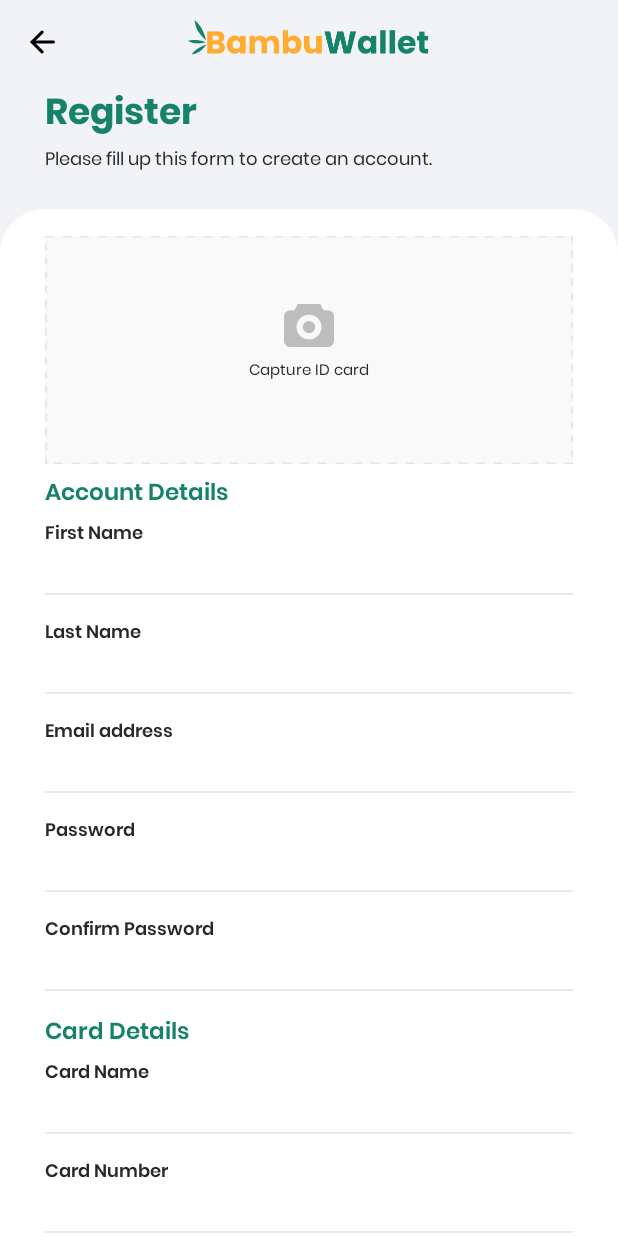
After one commit to mikeds/UM20004-bpayclient, an Android app: the RegisterActivity screen opened directly, with no data from a screen before it, on a phone screen of 412 x 824 dp. The commit adds this screen. Run offline under Robolectric (Android 15) with nearby library versions, the phone set to English and light mode, and no system bars.

Commit message:
Added Register Screen UI

```diff
--- a/bambupay/src/main/AndroidManifest.xml
+++ b/bambupay/src/main/AndroidManifest.xml
@@ -22,6 +22,11 @@
             </intent-filter>
         </activity>
         <activity
+            android:name=".ui.activity.RegisterActivity"
+            android:screenOrientation="portrait"
+            android:theme="@style/AppTheme.NoActionBar"
+            android:windowSoftInputMode="adjustResize" />
+        <activity
             android:name=".MainActivity"
             android:screenOrientation="portrait"
             android:theme="@style/AppTheme.NoActionBar" />
--- a/bambupay/src/main/java/com/uxi/bambupay/ui/activity/LoginActivity.kt
+++ b/bambupay/src/main/java/com/uxi/bambupay/ui/activity/LoginActivity.kt
@@ -15,6 +15,12 @@
             val intent = Intent(this, MainActivity::class.java)
             startActivity(intent)
         }
+
+        btn_register.setOnClickListener {
+            val intent = Intent(this, RegisterActivity::class.java)
+            startActivity(intent)
+            overridePendingTransition(R.anim.from_right_in, R.anim.from_left_out)
+        }
     }
 
     override fun getLayoutId() = R.layout.activity_login
--- /dev/null
+++ b/bambupay/src/main/java/com/uxi/bambupay/ui/activity/RegisterActivity.kt
@@ -0,0 +1,43 @@
+package com.uxi.bambupay.ui.activity
+
+import android.os.Bundle
+import android.view.MenuItem
+import com.uxi.bambupay.R
+import kotlinx.android.synthetic.main.activity_register.*
+
+class RegisterActivity : BaseActivity() {
+    override fun onCreate(savedInstanceState: Bundle?) {
+        super.onCreate(savedInstanceState)
+        setContentView(R.layout.activity_register)
+        setupToolbar()
+    }
+
+    override fun getLayoutId() = R.layout.activity_register
+
+    override fun finish() {
+        super.finish()
+        overridePendingTransition(R.anim.from_left_in, R.anim.from_right_out)
+    }
+
+    override fun onBackPressed() {
+        finish()
+    }
+
+    override fun onOptionsItemSelected(item: MenuItem): Boolean {
+        when (item?.itemId) {
+            android.R.id.home -> {
+                onBackPressed()
+                return true
+            }
+        }
+        return super.onOptionsItemSelected(item)
+    }
+
+    private fun setupToolbar() {
+        setSupportActionBar(toolbar)
+        supportActionBar?.setDisplayHomeAsUpEnabled(true)
+        supportActionBar?.setDisplayShowTitleEnabled(false)
+        supportActionBar?.setHomeAsUpIndicator(R.drawable.ic_back)
+    }
+
+}
--- /dev/null
+++ b/bambupay/src/main/res/drawable/ic_camera.xml
@@ -0,0 +1,12 @@
+<vector xmlns:android="http://schemas.android.com/apk/res/android"
+    android:width="33dp"
+    android:height="28.876dp"
+    android:viewportWidth="33"
+    android:viewportHeight="28.876">
+  <path
+      android:pathData="M19.412,12.552a4.125,4.125 0,1 1,-5.834 0,4.125 4.125,0 0,1 5.834,0"
+      android:fillColor="#bdbdbd"/>
+  <path
+      android:pathData="M28.875,4.125h-2.85l-2.064,-4.125L9.037,0L6.975,4.127l-2.846,0.005A4.132,4.132 0,0 0,0.011 8.255L0,24.75A4.13,4.13 0,0 0,4.125 28.878h24.75A4.129,4.129 0,0 0,33 24.751v-16.5A4.129,4.129 0,0 0,28.875 4.125ZM16.5,23.719a8.25,8.25 0,1 1,8.25 -8.25A8.26,8.26 0,0 1,16.5 23.719Z"
+      android:fillColor="#bdbdbd"/>
+</vector>
--- /dev/null
+++ b/bambupay/src/main/res/layout/activity_register.xml
@@ -0,0 +1,27 @@
+<?xml version="1.0" encoding="utf-8"?>
+<LinearLayout xmlns:android="http://schemas.android.com/apk/res/android"
+    xmlns:app="http://schemas.android.com/apk/res-auto"
+    xmlns:tools="http://schemas.android.com/tools"
+    android:layout_width="match_parent"
+    android:layout_height="match_parent"
+    android:background="@color/light_grey"
+    android:orientation="vertical"
+    tools:context=".ui.activity.RegisterActivity">
+
+    <androidx.appcompat.widget.Toolbar
+        android:id="@+id/toolbar"
+        android:layout_width="match_parent"
+        android:layout_height="?attr/actionBarSize"
+        app:popupTheme="@style/AppTheme.PopupOverlay">
+
+        <ImageView
+            android:layout_width="wrap_content"
+            android:layout_height="wrap_content"
+            android:layout_gravity="center"
+            android:src="@drawable/ic_home_bambupay" />
+
+    </androidx.appcompat.widget.Toolbar>
+
+    <include layout="@layout/content_register" />
+
+</LinearLayout>
--- /dev/null
+++ b/bambupay/src/main/res/layout/content_register.xml
@@ -0,0 +1,272 @@
+<?xml version="1.0" encoding="utf-8"?>
+<androidx.core.widget.NestedScrollView xmlns:android="http://schemas.android.com/apk/res/android"
+    xmlns:app="http://schemas.android.com/apk/res-auto"
+    xmlns:tools="http://schemas.android.com/tools"
+    android:layout_width="match_parent"
+    android:layout_height="match_parent"
+    android:fillViewport="true"
+    app:layout_behavior="@string/appbar_scrolling_view_behavior"
+    tools:context=".ui.activity.RegisterActivity"
+    tools:showIn="@layout/activity_register">
+
+    <LinearLayout
+        android:layout_width="match_parent"
+        android:layout_height="match_parent"
+        android:orientation="vertical">
+
+        <LinearLayout
+            android:layout_width="wrap_content"
+            android:layout_height="wrap_content"
+            android:layout_marginStart="30dp"
+            android:orientation="vertical">
+
+            <TextView
+                style="@style/TextViewSmallTitle.Bold"
+                android:layout_width="wrap_content"
+                android:layout_height="wrap_content"
+                android:text="@string/register"
+                android:textColor="@color/green" />
+
+            <TextView
+                style="@style/TextViewSmall"
+                android:layout_width="wrap_content"
+                android:layout_height="wrap_content"
+                android:text="@string/register_details"
+                android:textColor="@color/black" />
+
+        </LinearLayout>
+
+        <LinearLayout
+            android:layout_width="match_parent"
+            android:layout_height="match_parent"
+            android:layout_marginTop="25dp"
+            android:background="@drawable/bg_rounded_top_white"
+            android:orientation="vertical">
+
+            <RelativeLayout
+                android:layout_width="match_parent"
+                android:layout_height="160dp">
+
+                <ImageView
+                    android:layout_width="match_parent"
+                    android:layout_height="match_parent"
+                    android:layout_marginTop="@dimen/activity_horizontal_margin"
+                    android:adjustViewBounds="true"
+                    android:scaleType="fitXY"
+                    android:src="@drawable/bg_img_preview" />
+
+                <TextView
+                    style="@style/TextViewTiny.Regular"
+                    android:layout_width="wrap_content"
+                    android:layout_height="wrap_content"
+                    android:layout_centerInParent="true"
+                    android:drawableTop="@drawable/ic_camera"
+                    android:text="@string/capture_id" />
+
+            </RelativeLayout>
+
+            <TextView
+                style="@style/TextViewSmallBody"
+                android:layout_width="wrap_content"
+                android:layout_height="wrap_content"
+                android:layout_marginTop="@dimen/activity_horizontal_margin"
+                android:text="@string/account_details"
+                android:textColor="@color/green" />
+
+            <TextView
+                style="@style/TextViewSmall.SemiBold"
+                android:layout_width="wrap_content"
+                android:layout_height="wrap_content"
+                android:layout_marginTop="@dimen/activity_horizontal_margin"
+                android:text="@string/fname" />
+
+            <EditText
+                style="@style/EditTextViewSmall.Regular2"
+                android:layout_width="match_parent"
+                android:layout_height="wrap_content"
+                android:inputType="textCapWords" />
+
+            <TextView
+                style="@style/TextViewSmall.SemiBold"
+                android:layout_width="wrap_content"
+                android:layout_height="wrap_content"
+                android:layout_marginTop="@dimen/activity_horizontal_margin"
+                android:text="@string/lname" />
+
+            <EditText
+                style="@style/EditTextViewSmall.Regular2"
+                android:layout_width="match_parent"
+                android:layout_height="wrap_content"
+                android:inputType="textCapWords" />
+
+            <TextView
+                style="@style/TextViewSmall.SemiBold"
+                android:layout_width="wrap_content"
+                android:layout_height="wrap_content"
+                android:layout_marginTop="@dimen/activity_horizontal_margin"
+                android:text="@string/email" />
+
+            <EditText
+                style="@style/EditTextViewSmall.Regular2"
+                android:layout_width="match_parent"
+                android:layout_height="wrap_content"
+                android:inputType="textEmailAddress" />
+
+            <TextView
+                style="@style/TextViewSmall.SemiBold"
+                android:layout_width="wrap_content"
+                android:layout_height="wrap_content"
+                android:layout_marginTop="@dimen/activity_horizontal_margin"
+                android:text="@string/password" />
+
+            <EditText
+                style="@style/EditTextViewSmall.Regular2"
+                android:layout_width="match_parent"
+                android:layout_height="wrap_content"
+                android:inputType="textPassword" />
+
+            <TextView
+                style="@style/TextViewSmall.SemiBold"
+                android:layout_width="wrap_content"
+                android:layout_height="wrap_content"
+                android:layout_marginTop="@dimen/activity_horizontal_margin"
+                android:text="@string/confirm_password" />
+
+            <EditText
+                style="@style/EditTextViewSmall.Regular2"
+                android:layout_width="match_parent"
+                android:layout_height="wrap_content"
+                android:inputType="textPassword" />
+
+            <TextView
+                style="@style/TextViewSmallBody"
+                android:layout_width="wrap_content"
+                android:layout_height="wrap_content"
+                android:layout_marginTop="@dimen/activity_horizontal_margin"
+                android:text="@string/card_details"
+                android:textColor="@color/green" />
+
+            <TextView
+                style="@style/TextViewSmall.SemiBold"
+                android:layout_width="wrap_content"
+                android:layout_height="wrap_content"
+                android:layout_marginTop="@dimen/activity_horizontal_margin"
+                android:text="@string/card_name" />
+
+            <EditText
+                style="@style/EditTextViewSmall.Regular2"
+                android:layout_width="match_parent"
+                android:layout_height="wrap_content"
+                android:inputType="number" />
+
+            <TextView
+                style="@style/TextViewSmall.SemiBold"
+                android:layout_width="wrap_content"
+                android:layout_height="wrap_content"
+                android:layout_marginTop="@dimen/activity_horizontal_margin"
+                android:text="@string/card_number" />
+
+            <EditText
+                style="@style/EditTextViewSmall.Regular2"
+                android:layout_width="match_parent"
+                android:layout_height="wrap_content"
+                android:inputType="number" />
+
+            <LinearLayout
+                android:layout_width="match_parent"
+                android:layout_height="wrap_content"
+                android:orientation="horizontal"
+                android:weightSum="2">
+
+                <LinearLayout
+                    android:layout_width="0dp"
+                    android:layout_height="match_parent"
+                    android:layout_marginEnd="10dp"
+                    android:layout_weight="1"
+                    android:orientation="vertical">
+
+                    <TextView
+                        style="@style/TextViewSmall.SemiBold"
+                        android:layout_width="wrap_content"
+                        android:layout_height="wrap_content"
+                        android:layout_marginTop="@dimen/activity_horizontal_margin"
+                        android:text="@string/card_expiry_date" />
+
+                    <EditText
+                        style="@style/EditTextViewSmall.Regular2"
+                        android:layout_width="match_parent"
+                        android:layout_height="wrap_content"
+                        android:hint="MM/YY"
+                        android:inputType="phone"
+                        android:maxLength="5" />
+
+                </LinearLayout>
+
+                <LinearLayout
+                    android:layout_width="0dp"
+                    android:layout_height="match_parent"
+                    android:layout_marginStart="10dp"
+                    android:layout_weight="1"
+                    android:orientation="vertical">
+
+                    <TextView
+                        style="@style/TextViewSmall.SemiBold"
+                        android:layout_width="wrap_content"
+                        android:layout_height="wrap_content"
+                        android:layout_marginTop="@dimen/activity_horizontal_margin"
+                        android:text="@string/card_cvv" />
+
+                    <EditText
+                        style="@style/EditTextViewSmall.Regular2"
+                        android:layout_width="match_parent"
+                        android:layout_height="wrap_content"
+                        android:hint="123"
+                        android:inputType="numberPassword"
+                        android:maxLength="4" />
+
+                </LinearLayout>
+
+            </LinearLayout>
+
+            <CheckBox
+                android:layout_marginTop="@dimen/activity_horizontal_margin"
+                style="@style/TextViewSmall.Regular2"
+                android:paddingStart="10dp"
+                android:layout_marginStart="-6dp"
+                android:layout_width="match_parent"
+                android:layout_height="wrap_content"
+                android:buttonTint="@color/green"
+                android:text="@string/agreement"
+                android:textColor="@color/black" />
+
+            <Button
+                android:id="@+id/btn_register"
+                style="@style/TextViewSmallBody.Bold"
+                android:layout_width="match_parent"
+                android:layout_height="wrap_content"
+                android:layout_marginTop="30dp"
+                android:background="@drawable/bg_rounded_green"
+                android:text="@string/register"
+                android:textAllCaps="false"
+                android:textColor="@android:color/white" />
+
+            <Button
+                android:id="@+id/btn_disclaimer"
+                style="@style/TextViewSmallBody.Bold"
+                android:layout_width="match_parent"
+                android:layout_height="wrap_content"
+                android:layout_marginTop="@dimen/activity_horizontal_margin"
+                android:background="@drawable/bg_rounded_white_border_green"
+                android:text="@string/disclaimer"
+                android:textAllCaps="false"
+                android:textColor="@color/green" />
+
+            <View
+                android:layout_width="match_parent"
+                android:layout_height="50dp" />
+
+        </LinearLayout>
+
+    </LinearLayout>
+
+</androidx.core.widget.NestedScrollView>
--- a/bambupay/src/main/res/values/strings.xml
+++ b/bambupay/src/main/res/values/strings.xml
@@ -23,8 +23,21 @@
     <string name="sign_in_details">Sign in to access\nyour account</string>
     <string name="email">Email address</string>
     <string name="password">Password</string>
+    <string name="confirm_password">Confirm Password</string>
     <string name="forgot_password">Forgot Password</string>
     <string name="register">Register</string>
+    <string name="disclaimer">Disclaimer</string>
+    <string name="register_details">Please fill up this form to create an account.</string>
+    <string name="capture_id">Capture ID card</string>
+    <string name="account_details">Account Details</string>
+    <string name="fname">First Name</string>
+    <string name="lname">Last Name</string>
+    <string name="card_details">Card Details</string>
+    <string name="card_name">Card Name</string>
+    <string name="card_number">Card Number</string>
+    <string name="card_expiry_date">Expiry Date</string>
+    <string name="card_cvv">CVV</string>
+    <string name="agreement">I accept end-user license agreement.</string>
 
     <string name="send_money">Send Money</string>
     <string name="transact">Transaction</string>
--- a/bambupay/src/main/res/values/styles.xml
+++ b/bambupay/src/main/res/values/styles.xml
@@ -78,6 +78,10 @@
         <item name="android:fontFamily">@font/poppins_semibold</item>
     </style>
 
+    <style name="TextViewTiny.Regular" parent="TextViewTiny">
+        <item name="android:fontFamily">@font/poppins_regular</item>
+    </style>
+
     <style name="TextViewSmallTitle" parent="@android:style/TextAppearance.Widget.TextView">
         <item name="android:textSize">24sp</item>
         <item name="android:textColor">@color/black</item>
@@ -98,6 +102,16 @@
         <item name="android:fontFamily">@font/poppins_semibold</item>
         <item name="android:gravity">center</item>
         <item name="android:layout_gravity">center</item>
+    </style>
+
+    <style name="EditTextViewSmall.Regular2" parent="TextViewSmall">
+        <item name="android:fontFamily">@font/open_sans_regular</item>
+        <item name="android:textColor">@color/black</item>
+        <item name="android:background">@drawable/underline</item>
+        <item name="android:paddingTop">10dp</item>
+        <item name="android:paddingEnd">15dp</item>
+        <item name="android:paddingBottom">15dp</item>
+        <item name="android:gravity">center_vertical</item>
     </style>
 
 <!--    <style name="EditTextHint" parent="Widget.MaterialComponents.TextInputLayout.FilledBox">-->
```
Also changed, not shown: bambupay/src/main/res/drawable-hdpi/bg_img_preview.png (added), bambupay/src/main/res/drawable-ldpi/bg_img_preview.png (added), bambupay/src/main/res/drawable-mdpi/bg_img_preview.png (added), bambupay/src/main/res/drawable-xhdpi/bg_img_preview.png (added), bambupay/src/main/res/drawable-xxhdpi/bg_img_preview.png (added), bambupay/src/main/res/drawable-xxxhdpi/bg_img_preview.png (added).
